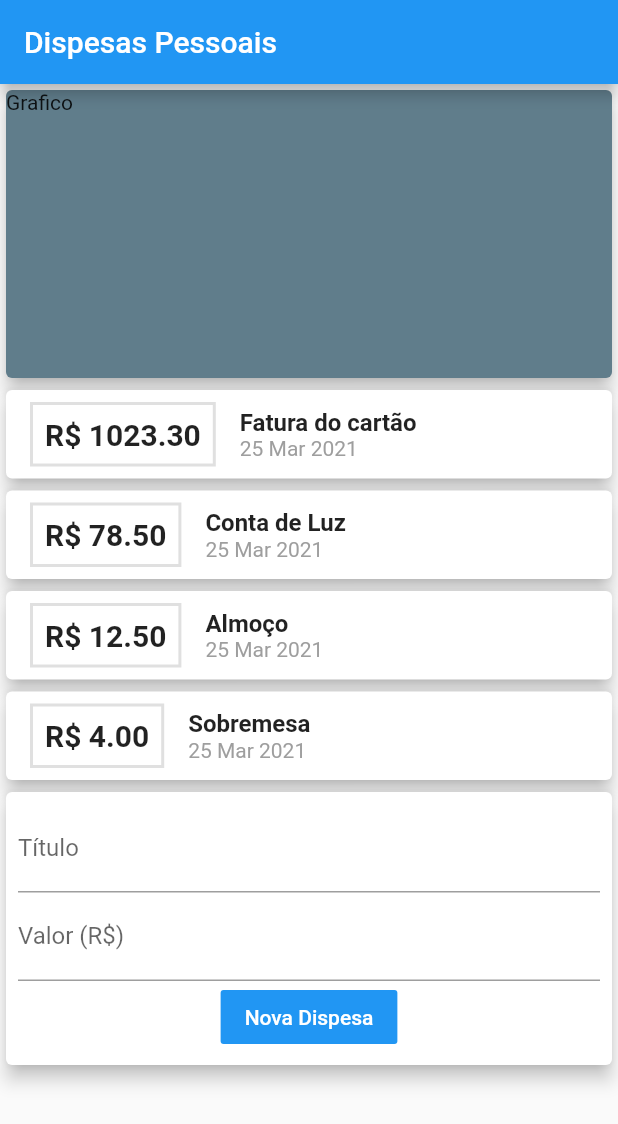
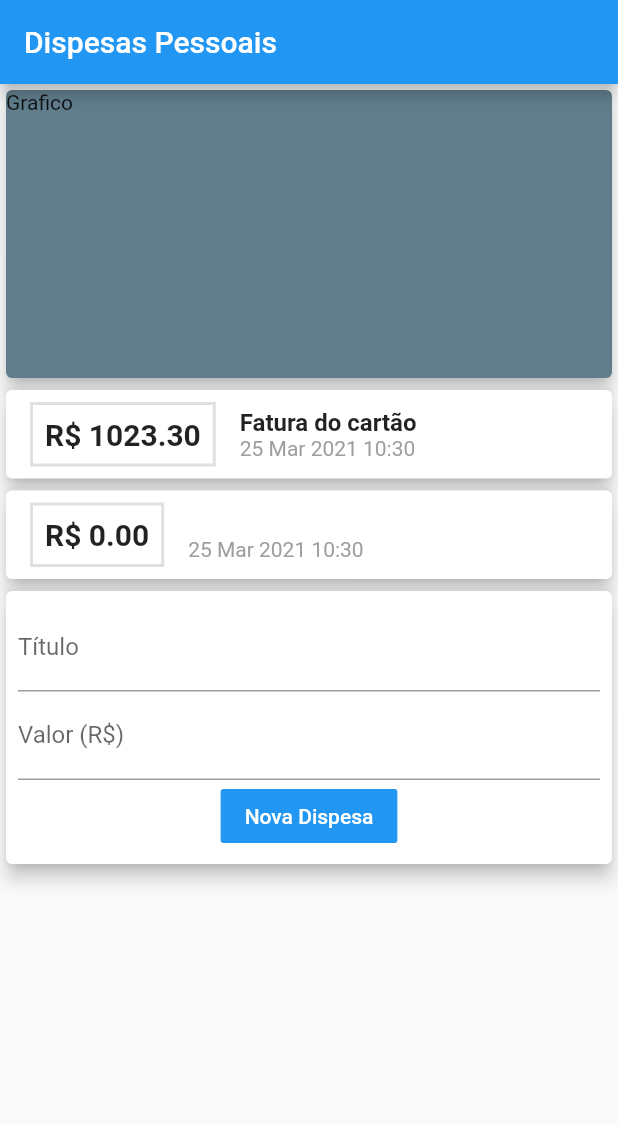
Before and after one commit to DionesioJr/AppFinanceiro, a Flutter app: the screen it shows after launch, after a tap on "Nova Dispesa", on a phone screen of 412 x 824 dp. Shown: the top 1124 px of the screen. Run offline on Flutter 3.47's test engine with Material 2 defaults, Android fonts, the light colour scheme and no system bars.

Commit message:
Implementando dispesas na lista

```diff
--- a/lib/components/transation_form.dart
+++ b/lib/components/transation_form.dart
@@ -3,6 +3,9 @@
 class TransationForm extends StatelessWidget {
   final titleController = TextEditingController();
   final valueController = TextEditingController();
+  final void Function(String, double) onSubmit;
+
+  TransationForm(this.onSubmit);
 
   @override
   Widget build(BuildContext context) {
@@ -25,8 +28,11 @@
               color: Colors.blue,
               textColor: Colors.white,
               onPressed: () {
-                print(titleController.text);
-                print(valueController.text);
+                final String titulo = titleController.text;
+                final double valor =
+                    double.tryParse(valueController.text) ?? 0.00;
+
+                onSubmit(titulo, valor);
               },
             )
           ],
--- a/lib/components/transation_list.dart
+++ b/lib/components/transation_list.dart
@@ -41,7 +41,7 @@
                         color: Colors.black87),
                   ),
                   Text(
-                    DateFormat('d MMM y').format(transation.date),
+                    DateFormat('d MMM y H:m').format(transation.date),
                     style: TextStyle(color: Colors.grey),
                   ),
                 ],
--- a/lib/components/transation_users.dart
+++ b/lib/components/transation_users.dart
@@ -1,3 +1,4 @@
+import 'dart:math';
 import 'package:flutter/material.dart';
 import 'package:app_financeiro/components/transation_form.dart';
 import 'package:app_financeiro/components/transation_list.dart';
@@ -15,23 +16,26 @@
         titulo: 'Fatura do cartão',
         value: 1023.30,
         date: DateTime.now()),
-    Transation(
-        id: '0000002',
-        titulo: 'Conta de Luz',
-        value: 78.50,
-        date: DateTime.now()),
-    Transation(
-        id: '0000003', titulo: 'Almoço', value: 12.50, date: DateTime.now()),
-    Transation(
-        id: '0000002', titulo: 'Sobremesa', value: 4.00, date: DateTime.now()),
   ];
+
+  _addTransation(String titulo, double value) {
+    final newTransation = Transation(
+        id: Random().nextDouble().toString(),
+        titulo: titulo,
+        value: value,
+        date: DateTime.now());
+
+    setState(() {
+      _transation.add(newTransation);
+    });
+  }
 
   @override
   Widget build(BuildContext context) {
     return Column(
       children: [
         TransationList(_transation),
-        TransationForm(),
+        TransationForm(_addTransation),
       ],
     );
   }
```
